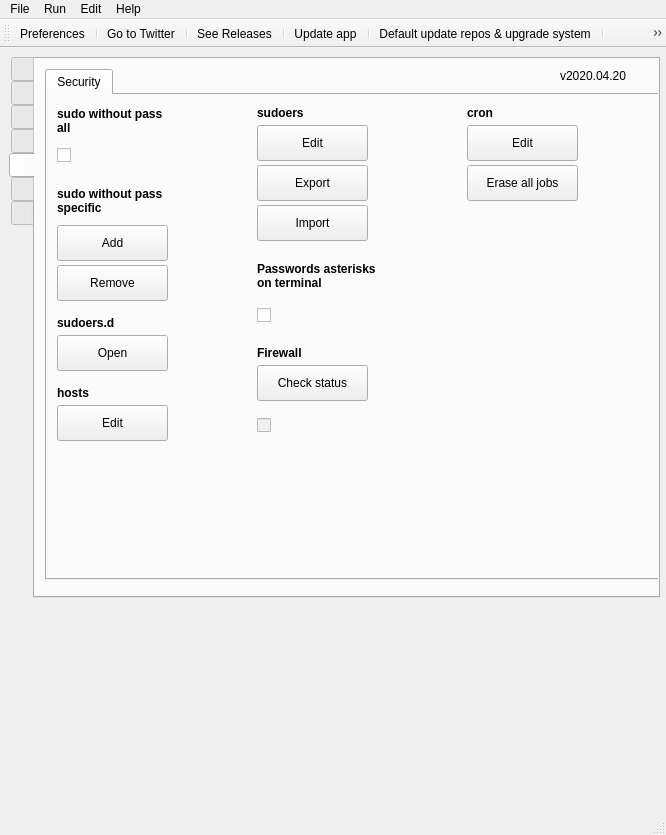
The window that src/mainwindow.ui (adgellida/ubunsys) describes before a commit, drawn with Qt 5.
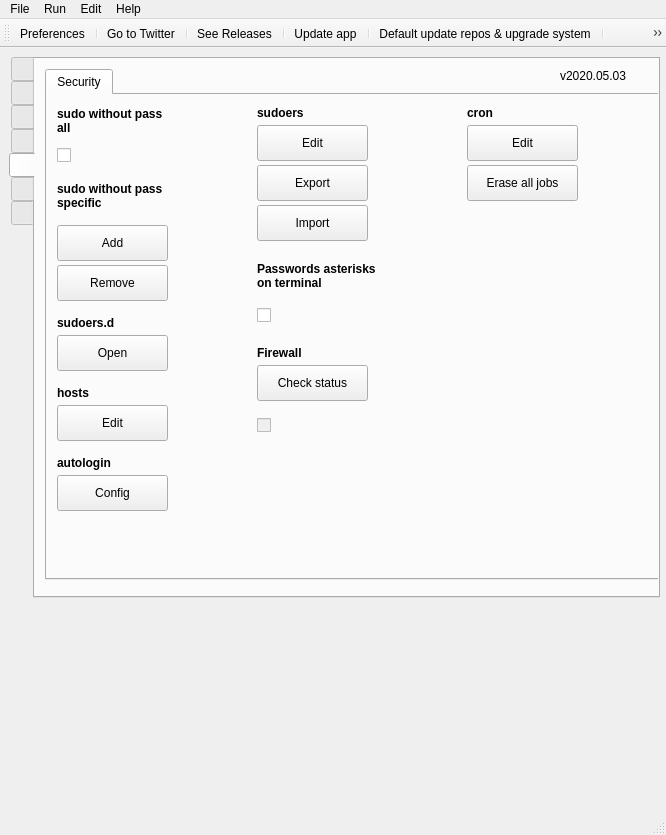
The same window after the commit. The open tabs and pages were chosen to show the change. Icons and pictures are not drawn.

Patch:
```diff
--- a/src/mainwindow.ui
+++ b/src/mainwindow.ui
@@ -2124,9 +2124,9 @@
         <property name="geometry">
          <rect>
           <x>10</x>
-          <y>90</y>
+          <y>80</y>
           <width>181</width>
-          <height>31</height>
+          <height>41</height>
          </rect>
         </property>
         <property name="font">
@@ -2544,6 +2544,69 @@
          <bool>false</bool>
         </property>
        </widget>
+       <widget class="QPushButton" name="configAutologinButton">
+        <property name="enabled">
+         <bool>true</bool>
+        </property>
+        <property name="geometry">
+         <rect>
+          <x>10</x>
+          <y>380</y>
+          <width>111</width>
+          <height>36</height>
+         </rect>
+        </property>
+        <property name="font">
+         <font>
+          <weight>50</weight>
+          <bold>false</bold>
+          <stylestrategy>PreferDefault</stylestrategy>
+         </font>
+        </property>
+        <property name="toolTip">
+         <string>&lt;html&gt;&lt;head/&gt;&lt;body&gt;&lt;p&gt;&lt;span style=&quot; font-weight:400;&quot;&gt;Dangerous!! Push only if you know what are you doing and disable this asap. Recommended only if you are using this app to not put all the time the pass.&lt;/span&gt;&lt;/p&gt;&lt;/body&gt;&lt;/html&gt;</string>
+        </property>
+        <property name="whatsThis">
+         <string>&lt;html&gt;&lt;head/&gt;&lt;body&gt;&lt;p&gt;&lt;br/&gt;&lt;/p&gt;&lt;/body&gt;&lt;/html&gt;</string>
+        </property>
+        <property name="text">
+         <string>Config</string>
+        </property>
+        <property name="iconSize">
+         <size>
+          <width>30</width>
+          <height>30</height>
+         </size>
+        </property>
+        <property name="shortcut">
+         <string/>
+        </property>
+        <property name="checkable">
+         <bool>false</bool>
+        </property>
+       </widget>
+       <widget class="QLabel" name="label_132">
+        <property name="geometry">
+         <rect>
+          <x>10</x>
+          <y>360</y>
+          <width>211</width>
+          <height>16</height>
+         </rect>
+        </property>
+        <property name="font">
+         <font>
+          <weight>75</weight>
+          <bold>true</bold>
+         </font>
+        </property>
+        <property name="toolTip">
+         <string>&lt;html&gt;&lt;head/&gt;&lt;body&gt;&lt;p&gt;&lt;span style=&quot; font-weight:400;&quot;&gt;Maps hostnames to IP addresses.&lt;/span&gt;&lt;/p&gt;&lt;/body&gt;&lt;/html&gt;</string>
+        </property>
+        <property name="text">
+         <string>autologin</string>
+        </property>
+       </widget>
       </widget>
      </widget>
     </widget>
@@ -4011,7 +4074,7 @@
      </rect>
     </property>
     <property name="text">
-     <string>v2020.04.20</string>
+     <string>v2020.05.03</string>
     </property>
    </widget>
   </widget>
```
Left out of the diff: 29 changed lines with no effect on the pictures.
